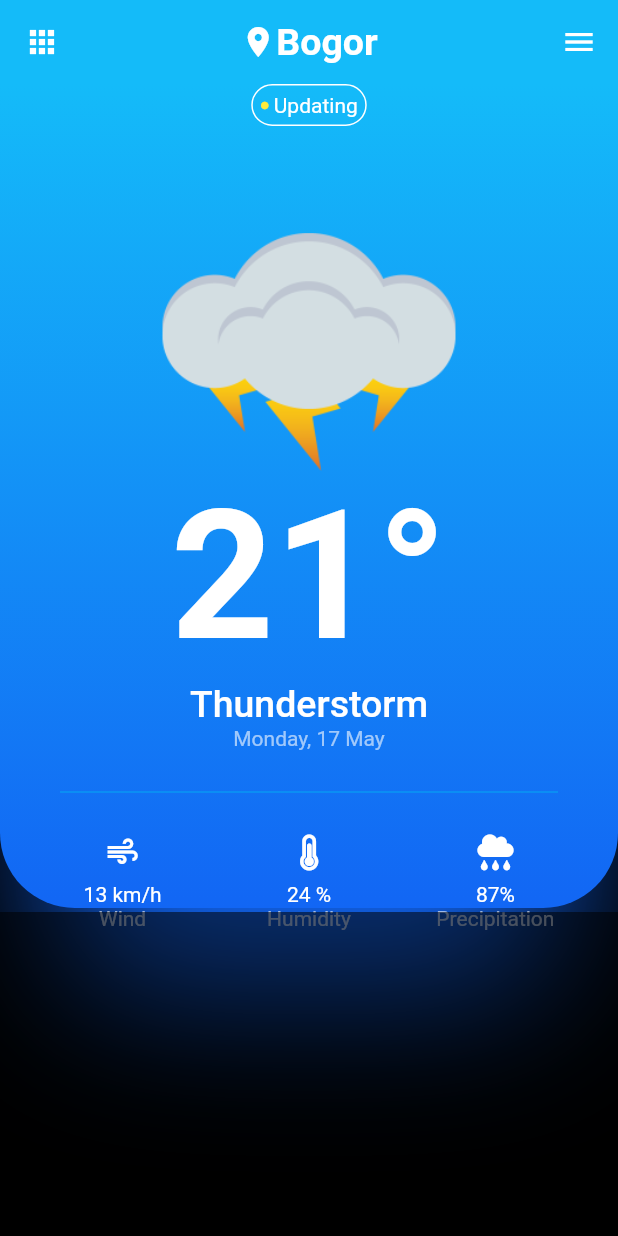
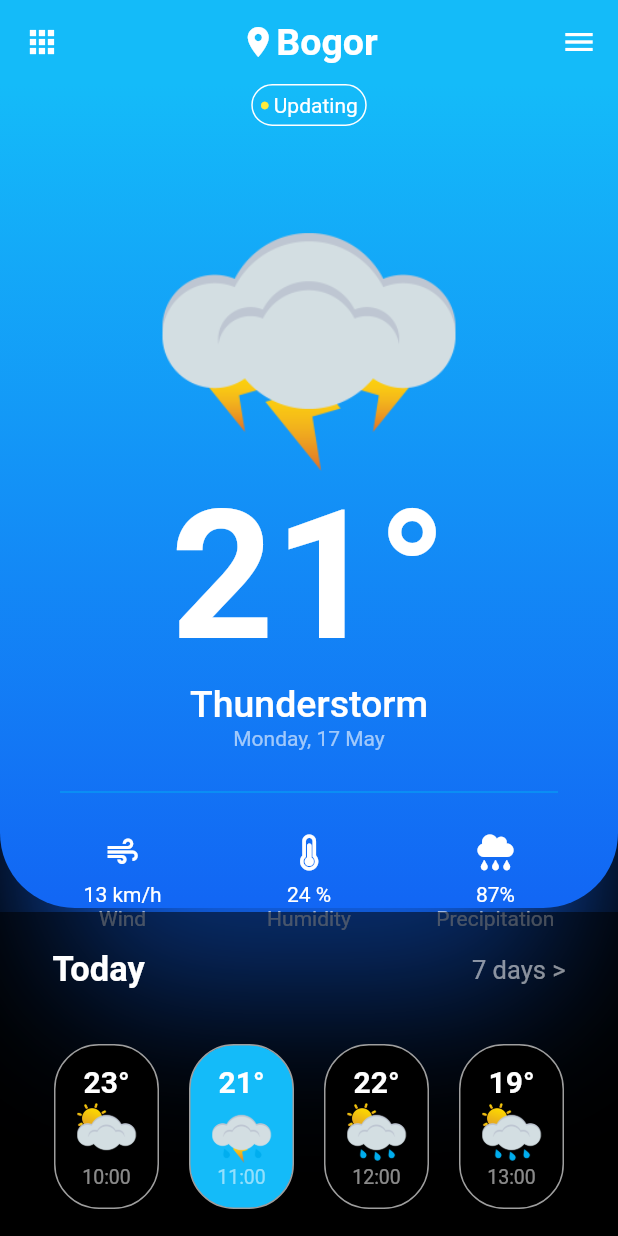
Before and after one commit to fauzanafism/weather_ui_kit, a Flutter app: the screen it shows after launch, on a phone screen of 412 x 824 dp. Run offline on Flutter 3.47's test engine with Material 2 defaults, Android fonts, the phone set to English and light mode, and no system bars; our stand-ins replace font_awesome_flutter.

Commit message:
completed bottom screen section

```diff
--- a/lib/presentation/pages/home_page.dart
+++ b/lib/presentation/pages/home_page.dart
@@ -1,6 +1,7 @@
 import 'package:flutter/material.dart';
 import 'package:font_awesome_flutter/font_awesome_flutter.dart';
 import 'package:weather_ui_kit/presentation/constant/ccolors.dart';
+import 'package:weather_ui_kit/presentation/widgets/card_item.dart';
 
 class HomePage extends StatelessWidget {
   const HomePage({Key? key}) : super(key: key);
@@ -177,11 +178,82 @@ class HomePage extends StatelessWidget {
           Align(
             alignment: Alignment.bottomCenter,
             child: Container(
+              padding: const EdgeInsets.only(top: 25, left: 35, right: 35),
               decoration: const BoxDecoration(
                 color: Colors.black54,
               ),
               height: MediaQuery.of(context).size.height * 1 / 4 + 10,
-
+              child: Column(
+                children: [
+                  Row(
+                    mainAxisAlignment: MainAxisAlignment.spaceBetween,
+                    children: const [
+                      Text(
+                        'Today',
+                        style: TextStyle(
+                            color: Colors.white,
+                            fontWeight: FontWeight.bold,
+                            fontSize: 23),
+                      ),
+                      Text(
+                        '7 days >',
+                        style: TextStyle(color: Colors.white54, fontSize: 17),
+                      )
+                    ],
+                  ),
+                  SizedBox(
+                    height: 36,
+                  ),
+                  SizedBox(
+                    height: MediaQuery.of(context).size.height * 1 / 9,
+                    child: ListView.builder(
+                        shrinkWrap: true,
+                        scrollDirection: Axis.horizontal,
+                        itemCount: 1,
+                        itemBuilder: (context, int index) {
+                          return Wrap(
+                            spacing: 20,
+                            runSpacing: 20,
+                            children: cardItems
+                                .map((item) => Container(
+                                      padding: EdgeInsets.all(10),
+                                      height: 110,
+                                      width: 70,
+                                      decoration: BoxDecoration(
+                                          color: item.color,
+                                          border:
+                                              Border.all(color: Colors.grey),
+                                          borderRadius:
+                                              BorderRadius.circular(30)),
+                                      child: Column(
+                                        mainAxisSize: MainAxisSize.min,
+                                        mainAxisAlignment:
+                                            MainAxisAlignment.spaceEvenly,
+                                        children: [
+                                          Text(
+                                            item.temperature,
+                                            style: TextStyle(
+                                                color: Colors.white,
+                                                fontWeight: FontWeight.bold,
+                                                fontSize: 20),
+                                          ),
+                                          Image(
+                                            image: AssetImage(item.imagePath),
+                                            height: 40,
+                                          ),
+                                          Text(item.time,
+                                              style: TextStyle(
+                                                  color: Colors.white54,
+                                                  fontSize: 13))
+                                        ],
+                                      ),
+                                    ))
+                                .toList(),
+                          );
+                        }),
+                  )
+                ],
+              ),
             ),
           )
         ],
```
